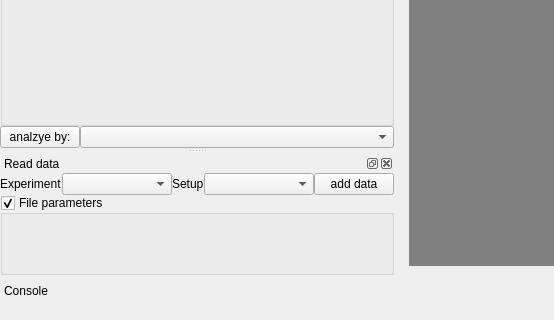
Fluorescence-Tools/chisurf, file gui.ui: the form before one commit; both pictures show x 0 to 554 and y 364 to 684 of the 1201 by 795 pixel window.
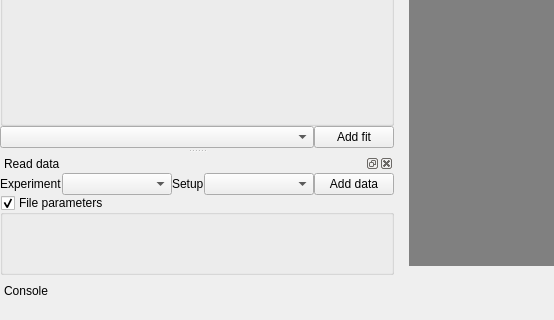
The form after the commit. Icons and pictures are not drawn.

Commit message:
Moved sample data to test folder
* added dependency on qtconsole to setup.py
* extended test to cover mfm.experiments.tcspc.TCSPCReader
* commented mfm.io.widgets.CSVFileWidget (seems to be unused)
* removed import of mfm.widgets in mfm.experiments.tcspc.tcspc
* removed PYZMQ_BACKEND setting

Patch:
```diff
--- a/gui.ui
+++ b/gui.ui
@@ -714,19 +714,6 @@
        <zorder></zorder>
       </widget>
      </item>
-     <item row="3" column="0">
-      <widget class="QPushButton" name="pushButton_2">
-       <property name="sizePolicy">
-        <sizepolicy hsizetype="Fixed" vsizetype="Fixed">
-         <horstretch>0</horstretch>
-         <verstretch>0</verstretch>
-        </sizepolicy>
-       </property>
-       <property name="text">
-        <string>analzye by:</string>
-       </property>
-      </widget>
-     </item>
      <item row="3" column="1">
       <widget class="QComboBox" name="comboBox_Model">
        <property name="sizePolicy">
@@ -743,6 +730,19 @@
        </property>
       </widget>
      </item>
+     <item row="3" column="2">
+      <widget class="QPushButton" name="pushButton_2">
+       <property name="sizePolicy">
+        <sizepolicy hsizetype="Fixed" vsizetype="Fixed">
+         <horstretch>0</horstretch>
+         <verstretch>0</verstretch>
+        </sizepolicy>
+       </property>
+       <property name="text">
+        <string>Add fit</string>
+       </property>
+      </widget>
+     </item>
     </layout>
    </widget>
   </widget>
@@ -910,7 +910,7 @@
      <item row="1" column="6">
       <widget class="QPushButton" name="pushButton">
        <property name="text">
-        <string>add data</string>
+        <string>Add data</string>
        </property>
       </widget>
      </item>
```
The commit also changes 62 other files.
